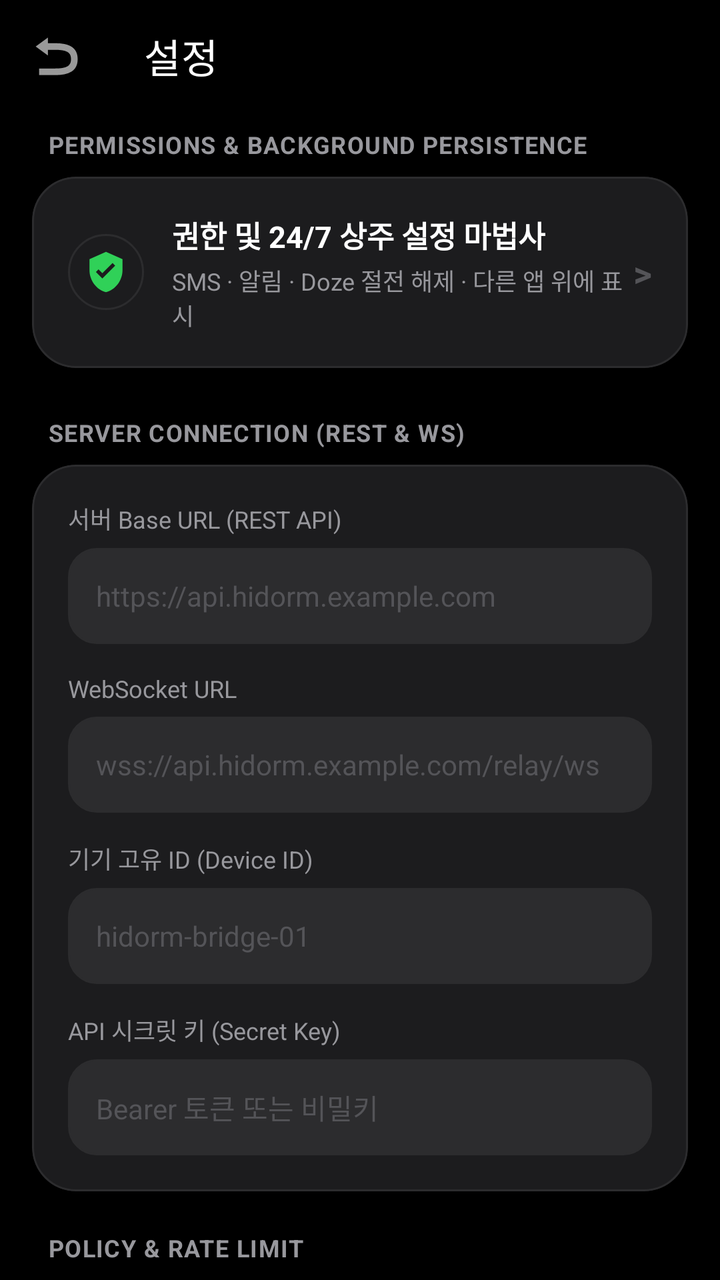
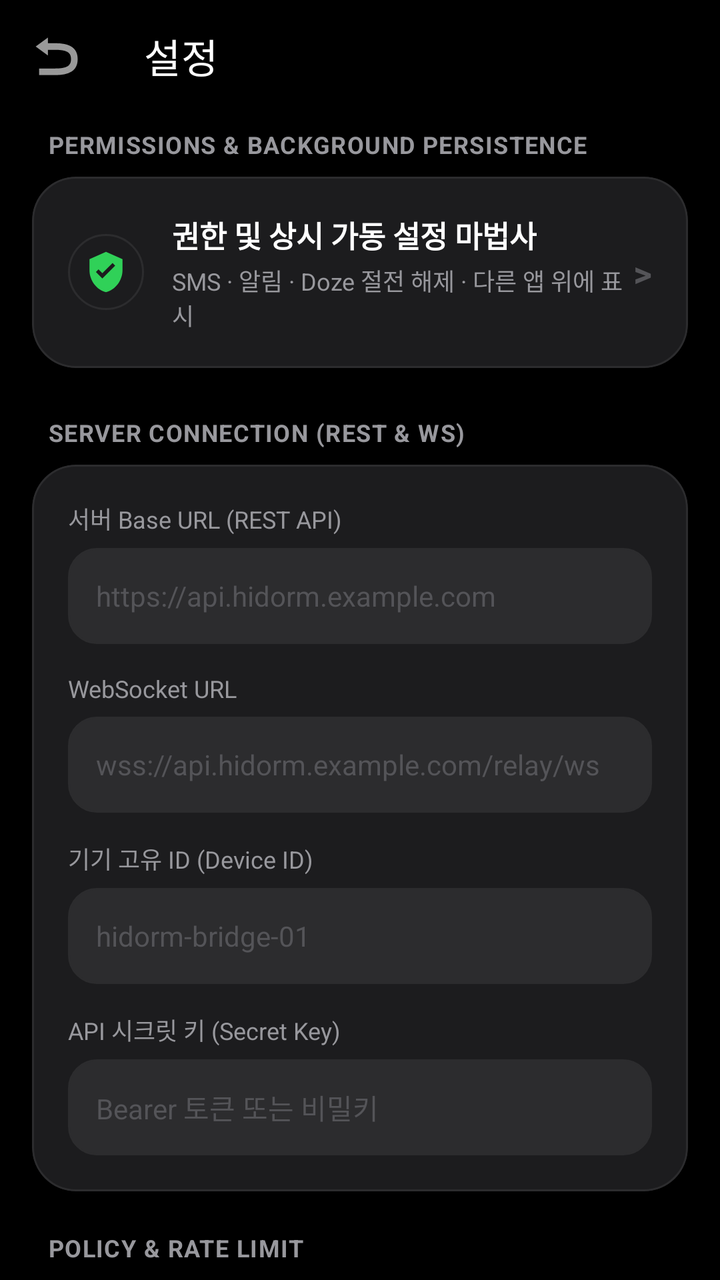

An Android layout rendered at two revisions. The XML below is the earlier revision; the diff shows what the commit changed to produce the second picture.
<!-- AndroidManifest.xml: application theme Theme.HiDormSMS -->
<!-- res/layout/activity_settings.xml -->
<?xml version="1.0" encoding="utf-8"?>
<LinearLayout xmlns:android="http://schemas.android.com/apk/res/android"
    xmlns:app="http://schemas.android.com/apk/res-auto"
    android:layout_width="match_parent"
    android:layout_height="match_parent"
    android:background="@color/apple_black"
    android:orientation="vertical">

    
    <com.google.android.material.appbar.AppBarLayout
        android:layout_width="match_parent"
        android:layout_height="wrap_content"
        android:background="@color/apple_black"
        app:elevation="0dp">

        <com.google.android.material.appbar.MaterialToolbar
            android:id="@+id/toolbar"
            android:layout_width="match_parent"
            android:layout_height="?attr/actionBarSize"
            android:background="@color/apple_black"
            app:navigationIcon="@android:drawable/ic_menu_revert"
            app:title="설정"
            app:titleTextColor="@color/apple_label_primary" />
    </com.google.android.material.appbar.AppBarLayout>

    <androidx.core.widget.NestedScrollView
        android:layout_width="match_parent"
        android:layout_height="match_parent"
        android:clipToPadding="false"
        android:paddingBottom="36dp">

        <LinearLayout
            android:layout_width="match_parent"
            android:layout_height="wrap_content"
            android:orientation="vertical"
            android:paddingHorizontal="16dp"
            android:paddingTop="8dp">

            
            <TextView
                android:layout_width="wrap_content"
                android:layout_height="wrap_content"
                android:layout_marginStart="8dp"
                android:layout_marginBottom="8dp"
                android:letterSpacing="0.04"
                android:text="PERMISSIONS &amp; BACKGROUND PERSISTENCE"
                android:textColor="@color/apple_label_secondary"
                android:textSize="12sp"
                android:textStyle="bold" />

            <com.google.android.material.card.MaterialCardView
                android:id="@+id/cardPermissionsWizard"
                android:layout_width="match_parent"
                android:layout_height="wrap_content"
                android:layout_marginBottom="24dp"
                app:cardBackgroundColor="@color/apple_dark_card"
                app:cardCornerRadius="22dp"
                app:cardElevation="0dp"
                app:strokeColor="@color/apple_glass_stroke"
                app:strokeWidth="1dp"
                android:clickable="true"
                android:focusable="true">

                <LinearLayout
                    android:layout_width="match_parent"
                    android:layout_height="wrap_content"
                    android:gravity="center_vertical"
                    android:orientation="horizontal"
                    android:padding="18dp">

                    <ImageView
                        android:layout_width="38dp"
                        android:layout_height="38dp"
                        android:layout_marginEnd="14dp"
                        android:background="@drawable/apple_circle_button"
                        android:padding="8dp"
                        android:src="@drawable/ic_shield_check"
                        app:tint="@color/apple_green" />

                    <LinearLayout
                        android:layout_width="0dp"
                        android:layout_height="wrap_content"
                        android:layout_weight="1"
                        android:orientation="vertical">

                        <TextView
                            android:layout_width="wrap_content"
                            android:layout_height="wrap_content"
                            android:text="권한 및 24/7 상주 설정 마법사"
                            android:textColor="@color/apple_label_primary"
                            android:textSize="15sp"
                            android:textStyle="bold" />

                        <TextView
                            android:layout_width="wrap_content"
                            android:layout_height="wrap_content"
                            android:layout_marginTop="3dp"
                            android:text="SMS · 알림 · Doze 절전 해제 · 다른 앱 위에 표시"
                            android:textColor="@color/apple_label_secondary"
                            android:textSize="12sp" />
                    </LinearLayout>

                    <TextView
                        android:layout_width="wrap_content"
                        android:layout_height="wrap_content"
                        android:text=">"
                        android:textColor="@color/apple_label_tertiary"
                        android:textSize="18sp"
                        android:textStyle="bold" />
                </LinearLayout>
            </com.google.android.material.card.MaterialCardView>

            
            <TextView
                android:layout_width="wrap_content"
                android:layout_height="wrap_content"
                android:layout_marginStart="8dp"
                android:layout_marginBottom="8dp"
                android:letterSpacing="0.04"
                android:text="SERVER CONNECTION (REST &amp; WS)"
                android:textColor="@color/apple_label_secondary"
                android:textSize="12sp"
                android:textStyle="bold" />

            <com.google.android.material.card.MaterialCardView
                android:layout_width="match_parent"
                android:layout_height="wrap_content"
                android:layout_marginBottom="20dp"
                app:cardBackgroundColor="@color/apple_dark_card"
                app:cardCornerRadius="22dp"
                app:cardElevation="0dp"
                app:strokeColor="@color/apple_glass_stroke"
                app:strokeWidth="1dp">

                <LinearLayout
                    android:layout_width="match_parent"
                    android:layout_height="wrap_content"
                    android:orientation="vertical"
                    android:padding="18dp">

                    <TextView
                        android:layout_width="wrap_content"
                        android:layout_height="wrap_content"
                        android:text="서버 Base URL (REST API)"
                        android:textColor="@color/apple_label_secondary"
                        android:textSize="12sp" />

                    <EditText
                        android:id="@+id/etServerUrl"
                        android:layout_width="match_parent"
                        android:layout_height="48dp"
                        android:layout_marginTop="6dp"
                        android:layout_marginBottom="14dp"
                        android:background="@drawable/apple_input_bg"
                        android:hint="https://api.hidorm.example.com"
                        android:inputType="textUri"
                        android:paddingHorizontal="14dp"
                        android:textColor="@color/apple_label_primary"
                        android:textColorHint="@color/apple_label_tertiary"
                        android:textSize="14sp" />

                    <TextView
                        android:layout_width="wrap_content"
                        android:layout_height="wrap_content"
                        android:text="WebSocket URL"
                        android:textColor="@color/apple_label_secondary"
                        android:textSize="12sp" />

                    <EditText
                        android:id="@+id/etWsUrl"
                        android:layout_width="match_parent"
                        android:layout_height="48dp"
                        android:layout_marginTop="6dp"
                        android:layout_marginBottom="14dp"
                        android:background="@drawable/apple_input_bg"
                        android:hint="wss://api.hidorm.example.com/relay/ws"
                        android:inputType="textUri"
                        android:paddingHorizontal="14dp"
                        android:textColor="@color/apple_label_primary"
                        android:textColorHint="@color/apple_label_tertiary"
                        android:textSize="14sp" />

                    <TextView
                        android:layout_width="wrap_content"
                        android:layout_height="wrap_content"
                        android:text="기기 고유 ID (Device ID)"
                        android:textColor="@color/apple_label_secondary"
                        android:textSize="12sp" />

                    <EditText
                        android:id="@+id/etDeviceId"
                        android:layout_width="match_parent"
                        android:layout_height="48dp"
                        android:layout_marginTop="6dp"
                        android:layout_marginBottom="14dp"
                        android:background="@drawable/apple_input_bg"
                        android:hint="hidorm-bridge-01"
                        android:inputType="text"
                        android:paddingHorizontal="14dp"
                        android:textColor="@color/apple_label_primary"
                        android:textColorHint="@color/apple_label_tertiary"
                        android:textSize="14sp" />

                    <TextView
                        android:layout_width="wrap_content"
                        android:layout_height="wrap_content"
                        android:text="API 시크릿 키 (Secret Key)"
                        android:textColor="@color/apple_label_secondary"
                        android:textSize="12sp" />

                    <EditText
                        android:id="@+id/etApiKey"
                        android:layout_width="match_parent"
                        android:layout_height="48dp"
                        android:layout_marginTop="6dp"
                        android:background="@drawable/apple_input_bg"
                        android:hint="Bearer 토큰 또는 비밀키"
                        android:inputType="textPassword"
                        android:paddingHorizontal="14dp"
                        android:textColor="@color/apple_label_primary"
                        android:textColorHint="@color/apple_label_tertiary"
                        android:textSize="14sp" />
                </LinearLayout>
            </com.google.android.material.card.MaterialCardView>

            
            <TextView
                android:layout_width="wrap_content"
                android:layout_height="wrap_content"
                android:layout_marginStart="8dp"
                android:layout_marginBottom="8dp"
                android:letterSpacing="0.04"
                android:text="POLICY &amp; RATE LIMIT"
                android:textColor="@color/apple_label_secondary"
                android:textSize="12sp"
                android:textStyle="bold" />

            <com.google.android.material.card.MaterialCardView
                android:layout_width="match_parent"
                android:layout_height="wrap_content"
                android:layout_marginBottom="20dp"
                app:cardBackgroundColor="@color/apple_dark_card"
                app:cardCornerRadius="22dp"
                app:cardElevation="0dp"
                app:strokeColor="@color/apple_glass_stroke"
                app:strokeWidth="1dp">

                <LinearLayout
                    android:layout_width="match_parent"
                    android:layout_height="wrap_content"
                    android:orientation="vertical"
                    android:padding="18dp">

                    <TextView
                        android:layout_width="wrap_content"
                        android:layout_height="wrap_content"
                        android:text="발송 간격 딜레이 (ms - 통신사 스팸 락 방지)"
                        android:textColor="@color/apple_label_secondary"
                        android:textSize="12sp" />

                    <EditText
                        android:id="@+id/etSendDelay"
                        android:layout_width="match_parent"
                        android:layout_height="48dp"
                        android:layout_marginTop="6dp"
                        android:layout_marginBottom="14dp"
                        android:background="@drawable/apple_input_bg"
                        android:hint="2000"
                        android:inputType="number"
                        android:paddingHorizontal="14dp"
                        android:textColor="@color/apple_label_primary"
                        android:textColorHint="@color/apple_label_tertiary"
                        android:textSize="14sp" />

                    <TextView
                        android:layout_width="wrap_content"
                        android:layout_height="wrap_content"
                        android:text="일일 최대 발송 한도 (KISA 규정 500건 미만 권장)"
                        android:textColor="@color/apple_label_secondary"
                        android:textSize="12sp" />

                    <EditText
                        android:id="@+id/etDailyLimit"
                        android:layout_width="match_parent"
                        android:layout_height="48dp"
                        android:layout_marginTop="6dp"
                        android:background="@drawable/apple_input_bg"
                        android:hint="450"
                        android:inputType="number"
                        android:paddingHorizontal="14dp"
                        android:textColor="@color/apple_label_primary"
                        android:textColorHint="@color/apple_label_tertiary"
                        android:textSize="14sp" />
                </LinearLayout>
            </com.google.android.material.card.MaterialCardView>

            
            <TextView
                android:layout_width="wrap_content"
                android:layout_height="wrap_content"
                android:layout_marginStart="8dp"
                android:layout_marginBottom="8dp"
                android:letterSpacing="0.04"
                android:text="STANDALONE P2P FORWARDING (1➔2➔3)"
                android:textColor="@color/apple_label_secondary"
                android:textSize="12sp"
                android:textStyle="bold" />

            <com.google.android.material.card.MaterialCardView
                android:layout_width="match_parent"
                android:layout_height="wrap_content"
                android:layout_marginBottom="24dp"
                app:cardBackgroundColor="@color/apple_dark_card"
                app:cardCornerRadius="22dp"
                app:cardElevation="0dp"
                app:strokeColor="@color/apple_glass_stroke"
                app:strokeWidth="1dp">

                <LinearLayout
                    android:layout_width="match_parent"
                    android:layout_height="wrap_content"
                    android:orientation="vertical"
                    android:padding="18dp">

                    <LinearLayout
                        android:layout_width="match_parent"
                        android:layout_height="wrap_content"
                        android:gravity="center_vertical"
                        android:orientation="horizontal">

                        <LinearLayout
                            android:layout_width="0dp"
                            android:layout_height="wrap_content"
                            android:layout_weight="1"
                            android:orientation="vertical">

                            <TextView
                                android:layout_width="wrap_content"
                                android:layout_height="wrap_content"
                                android:text="직결 자동 포워딩 활성화"
                                android:textColor="@color/apple_label_primary"
                                android:textSize="15sp"
                                android:textStyle="bold" />

                            <TextView
                                android:layout_width="wrap_content"
                                android:layout_height="wrap_content"
                                android:layout_marginTop="2dp"
                                android:text="1번 폰 수신 즉시 3번 폰으로 자동 토스"
                                android:textColor="@color/apple_label_secondary"
                                android:textSize="12sp" />
                        </LinearLayout>

                        <com.google.android.material.switchmaterial.SwitchMaterial
                            android:id="@+id/switchForwarding"
                            android:layout_width="wrap_content"
                            android:layout_height="wrap_content"
                            app:thumbTint="@color/apple_label_primary"
                            app:trackTint="@color/apple_dark_surface" />
                    </LinearLayout>

                    <View
                        android:layout_width="match_parent"
                        android:layout_height="1dp"
                        android:layout_marginVertical="14dp"
                        android:background="@color/apple_separator" />

                    <TextView
                        android:layout_width="wrap_content"
                        android:layout_height="wrap_content"
                        android:text="1번 폰 번호 (수신 감지 트리거)"
                        android:textColor="@color/apple_label_secondary"
                        android:textSize="12sp" />

                    <EditText
                        android:id="@+id/etTriggerSender"
                        android:layout_width="match_parent"
                        android:layout_height="48dp"
                        android:layout_marginTop="6dp"
                        android:layout_marginBottom="14dp"
                        android:background="@drawable/apple_input_bg"
                        android:hint="01012345678"
                        android:inputType="phone"
                        android:paddingHorizontal="14dp"
                        android:textColor="@color/apple_label_primary"
                        android:textColorHint="@color/apple_label_tertiary"
                        android:textSize="14sp" />

                    <TextView
                        android:layout_width="wrap_content"
                        android:layout_height="wrap_content"
                        android:text="3번 폰 번호 (최종 전달 수신자)"
                        android:textColor="@color/apple_label_secondary"
                        android:textSize="12sp" />

                    <EditText
                        android:id="@+id/etTargetRecipient"
                        android:layout_width="match_parent"
                        android:layout_height="48dp"
                        android:layout_marginTop="6dp"
                        android:layout_marginBottom="14dp"
                        android:background="@drawable/apple_input_bg"
                        android:hint="01098765432"
                        android:inputType="phone"
                        android:paddingHorizontal="14dp"
                        android:textColor="@color/apple_label_primary"
                        android:textColorHint="@color/apple_label_tertiary"
                        android:textSize="14sp" />

                    <TextView
                        android:layout_width="wrap_content"
                        android:layout_height="wrap_content"
                        android:text="키워드 필터 (선택: 비워두면 모든 메시지 릴레이)"
                        android:textColor="@color/apple_label_secondary"
                        android:textSize="12sp" />

                    <EditText
                        android:id="@+id/etForwardKeyword"
                        android:layout_width="match_parent"
                        android:layout_height="48dp"
                        android:layout_marginTop="6dp"
                        android:layout_marginBottom="14dp"
                        android:background="@drawable/apple_input_bg"
                        android:hint="특정 단어 포함 시만 릴레이"
                        android:inputType="text"
                        android:paddingHorizontal="14dp"
                        android:textColor="@color/apple_label_primary"
                        android:textColorHint="@color/apple_label_tertiary"
                        android:textSize="14sp" />

                    <LinearLayout
                        android:layout_width="match_parent"
                        android:layout_height="wrap_content"
                        android:gravity="center_vertical"
                        android:orientation="horizontal">

                        <TextView
                            android:layout_width="0dp"
                            android:layout_height="wrap_content"
                            android:layout_weight="1"
                            android:text="원발신자 접두사 포함 ([전달: ...])"
                            android:textColor="@color/apple_label_primary"
                            android:textSize="13sp" />

                        <com.google.android.material.switchmaterial.SwitchMaterial
                            android:id="@+id/switchIncludePrefix"
                            android:layout_width="wrap_content"
                            android:layout_height="wrap_content"
                            app:thumbTint="@color/apple_label_primary"
                            app:trackTint="@color/apple_dark_surface" />
                    </LinearLayout>
                </LinearLayout>
            </com.google.android.material.card.MaterialCardView>

            
            <com.google.android.material.button.MaterialButton
                android:id="@+id/btnSaveSettings"
                android:layout_width="match_parent"
                android:layout_height="52dp"
                android:backgroundTint="@color/apple_blue"
                android:letterSpacing="0.01"
                android:text="설정 저장"
                android:textColor="#FFFFFF"
                android:textSize="16sp"
                android:textStyle="bold"
                app:cornerRadius="14dp" />

        </LinearLayout>
    </androidx.core.widget.NestedScrollView>

</LinearLayout>
<!-- resources referenced by this layout -->
<resources>
  <color name="apple_black">#000000</color>
  <color name="apple_blue">#0A84FF</color>
  <color name="apple_dark_card">#1C1C1E</color>
  <color name="apple_dark_surface">#2C2C2E</color>
  <color name="apple_glass_stroke">#2C2C2E</color>
  <color name="apple_green">#30D158</color>
  <color name="apple_label_primary">#FFFFFF</color>
  <color name="apple_label_secondary">#98989D</color>
  <color name="apple_label_tertiary">#545458</color>
  <color name="apple_separator">#38383A</color>
  <!-- drawable apple_circle_button (drawable) -->
  <?xml version="1.0" encoding="utf-8"?>
  <shape xmlns:android="http://schemas.android.com/apk/res/android"
      android:shape="oval">
      <solid android:color="@color/apple_dark_card" />
      <stroke
          android:width="1dp"
          android:color="@color/apple_glass_stroke" />
  </shape>
  <!-- drawable apple_input_bg (drawable) -->
  <?xml version="1.0" encoding="utf-8"?>
  <shape xmlns:android="http://schemas.android.com/apk/res/android"
      android:shape="rectangle">
      <corners android:radius="14dp" />
      <solid android:color="@color/apple_dark_surface" />
      <stroke
          android:width="1dp"
          android:color="@color/apple_glass_stroke" />
  </shape>
  <!-- drawable ic_shield_check (drawable) -->
  <vector xmlns:android="http://schemas.android.com/apk/res/android"
      android:width="24dp"
      android:height="24dp"
      android:viewportWidth="24"
      android:viewportHeight="24">
      <path
          android:fillColor="#FFFFFF"
          android:pathData="M12,1L3,5v6c0,5.55 3.84,10.74 9,12 5.16,-1.26 9,-6.45 9,-12V5l-9,-4zM10,15.5l-3.5,-3.5 1.41,-1.41L10,12.67l5.59,-5.59L17,8.5 10,15.5z" />
  </vector>
  <style name="Theme.HiDormSMS" parent="Theme.MaterialComponents.DayNight.NoActionBar">
          
          <item name="colorPrimary">@color/apple_blue</item>
          <item name="colorPrimaryVariant">#000000</item>
          <item name="colorOnPrimary">#FFFFFF</item>
  
          
          <item name="colorSecondary">@color/apple_green</item>
          <item name="colorOnSecondary">#000000</item>
  
          
          <item name="android:windowBackground">@color/apple_black</item>
          <item name="android:statusBarColor">@color/apple_black</item>
          <item name="android:navigationBarColor">@color/apple_black</item>
          <item name="android:windowLightStatusBar">false</item>
          <item name="android:windowLightNavigationBar" tools:targetApi="o_mr1">false</item>
  
          
          <item name="android:textColorPrimary">@color/apple_label_primary</item>
          <item name="android:textColorSecondary">@color/apple_label_secondary</item>
  
          
          <item name="alertDialogTheme">@style/Theme.HiDormSMS.Dialog</item>
      </style>
  <style name="Theme.HiDormSMS.Dialog" parent="ThemeOverlay.MaterialComponents.Dialog.Alert">
          <item name="android:background">@color/apple_dark_card</item>
          <item name="colorSurface">@color/apple_dark_card</item>
          <item name="colorPrimary">@color/apple_blue</item>
          <item name="android:textColorPrimary">@color/apple_label_primary</item>
          <item name="android:textColorSecondary">@color/apple_label_secondary</item>
          <item name="shapeAppearanceMediumComponent">@style/ShapeAppearance.AppleDialog</item>
      </style>
  <style name="ShapeAppearance.AppleDialog" parent="ShapeAppearance.MaterialComponents.MediumComponent">
          <item name="cornerSize">22dp</item>
      </style>
</resources>

<!-- the commit's change to res/layout/activity_settings.xml (unified diff, before → after) -->
@@ -86,7 +86,7 @@
                         <TextView
                             android:layout_width="wrap_content"
                             android:layout_height="wrap_content"
-                            android:text="권한 및 24/7 상주 설정 마법사"
+                            android:text="권한 및 상시 가동 설정 마법사"
                             android:textColor="@color/apple_label_primary"
                             android:textSize="15sp"
                             android:textStyle="bold" />
